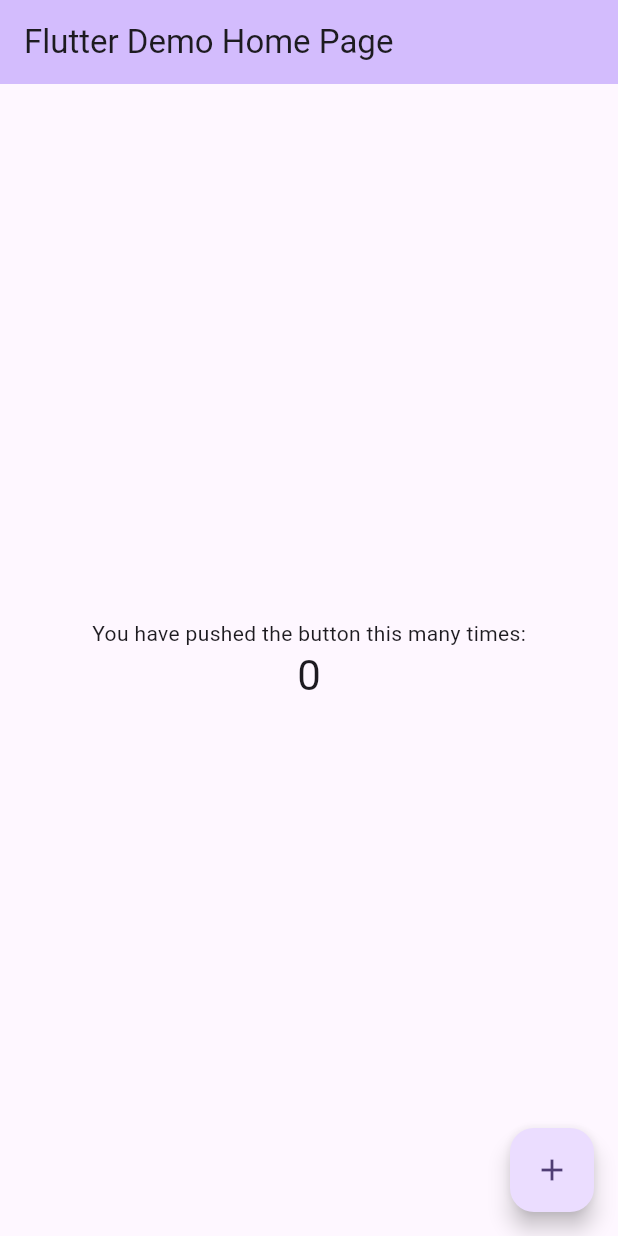
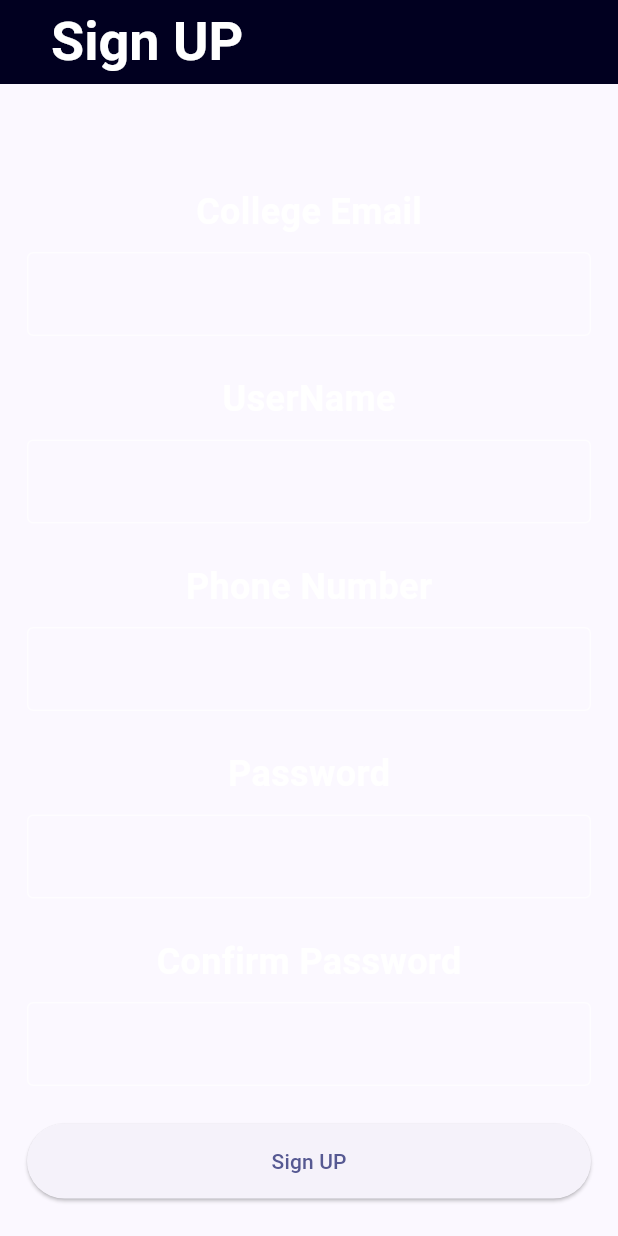
Before and after one commit to Himasnhu-AT/seniorconnect, a Flutter app: the screen it shows after launch, on a phone screen of 412 x 824 dp. Run offline on Flutter 3.47's test engine with Material 2 defaults, Android fonts, the phone set to English and light mode, and no system bars.

Commit message:
to-do task 2 Fixes #1

```diff
--- /dev/null
+++ b/lib/constants/button.dart
@@ -0,0 +1,25 @@
+import 'package:flutter/material.dart';
+
+class CustomButton extends StatelessWidget {
+  final String text;
+  final VoidCallback onTap;
+
+  const CustomButton({
+    Key? key,
+    required this.text,
+    required this.onTap,
+  }) : super(key: key);
+
+  @override
+  Widget build(BuildContext context) {
+    return ElevatedButton(
+      onPressed: onTap,
+      style: ElevatedButton.styleFrom(
+        minimumSize: const Size(double.infinity, 50),
+      ),
+      child: Text(
+        text,
+      ),
+    );
+  }
+}
--- /dev/null
+++ b/lib/constants/text_feild_sign.dart
@@ -0,0 +1,63 @@
+import 'package:flutter/material.dart';
+
+class CustomTextFieldSign extends StatefulWidget {
+  final String hintText;
+
+  const CustomTextFieldSign({
+    Key? key,
+    required this.hintText,
+  }) : super(key: key);
+
+  @override
+  // ignore: library_private_types_in_public_api
+  _CustomTextFieldSignState createState() => _CustomTextFieldSignState();
+}
+
+class _CustomTextFieldSignState extends State<CustomTextFieldSign> {
+  bool _isFocused = false;
+
+  @override
+  Widget build(BuildContext context) {
+    return TextFormField(
+      decoration: InputDecoration(
+        hintText: widget.hintText,
+        border: const OutlineInputBorder(
+          borderSide: BorderSide(
+            color: Colors.white70,
+          ),
+        ),
+        enabledBorder: const OutlineInputBorder(
+          borderSide: BorderSide(
+            color: Colors.white70,
+          ),
+        ),
+        focusedBorder: const OutlineInputBorder(
+          borderSide: BorderSide(
+            color: Colors.white,
+          ),
+        ),
+        floatingLabelBehavior: FloatingLabelBehavior.never,
+        labelText: _isFocused ? widget.hintText : "",
+        labelStyle: const TextStyle(
+          color: Colors.white70,
+        ),
+      ),
+      validator: (val) {
+        if (val == null || val.isEmpty) {
+          return 'Enter your ${widget.hintText}';
+        }
+        return null;
+      },
+      onTap: () {
+        setState(() {
+          _isFocused = true;
+        });
+      },
+      onFieldSubmitted: (value) {
+        setState(() {
+          _isFocused = value.isEmpty;
+        });
+      },
+    );
+  }
+}
--- a/lib/main.dart
+++ b/lib/main.dart
@@ -1,4 +1,5 @@
 import 'package:flutter/material.dart';
+import 'package:seniorconnect/screen/signup/signup.dart';
 
 void main() {
   runApp(const MyApp());
@@ -13,113 +14,14 @@ class MyApp extends StatelessWidget {
     return MaterialApp(
       title: 'Flutter Demo',
       theme: ThemeData(
-        // This is the theme of your application.
-        //
-        // TRY THIS: Try running your application with "flutter run". You'll see
-        // the application has a blue toolbar. Then, without quitting the app,
-        // try changing the seedColor in the colorScheme below to Colors.green
-        // and then invoke "hot reload" (save your changes or press the "hot
-        // reload" button in a Flutter-supported IDE, or press "r" if you used
-        // the command line to start the app).
-        //
-        // Notice that the counter didn't reset back to zero; the application
-        // state is not lost during the reload. To reset the state, use hot
-        // restart instead.
-        //
-        // This works for code too, not just values: Most code changes can be
-        // tested with just a hot reload.
-        colorScheme: ColorScheme.fromSeed(seedColor: Colors.deepPurple),
         useMaterial3: true,
+        colorScheme: ColorScheme.fromSeed(
+          seedColor: const Color.fromARGB(255, 0, 0, 6),
+        ).copyWith(
+          background: const Color.fromARGB(255, 1, 0, 32),
+        ),
       ),
-      home: const MyHomePage(title: 'Flutter Demo Home Page'),
+      home: const SignUpPage(),
     );
   }
 }
-
-class MyHomePage extends StatefulWidget {
-  const MyHomePage({super.key, required this.title});
-
-  // This widget is the home page of your application. It is stateful, meaning
-  // that it has a State object (defined below) that contains fields that affect
-  // how it looks.
-
-  // This class is the configuration for the state. It holds the values (in this
-  // case the title) provided by the parent (in this case the App widget) and
-  // used by the build method of the State. Fields in a Widget subclass are
-  // always marked "final".
-
-  final String title;
-
-  @override
-  State<MyHomePage> createState() => _MyHomePageState();
-}
-
-class _MyHomePageState extends State<MyHomePage> {
-  int _counter = 0;
-
-  void _incrementCounter() {
-    setState(() {
-      // This call to setState tells the Flutter framework that something has
-      // changed in this State, which causes it to rerun the build method below
-      // so that the display can reflect the updated values. If we changed
-      // _counter without calling setState(), then the build method would not be
-      // called again, and so nothing would appear to happen.
-      _counter++;
-    });
-  }
-
-  @override
-  Widget build(BuildContext context) {
-    // This method is rerun every time setState is called, for instance as done
-    // by the _incrementCounter method above.
-    //
-    // The Flutter framework has been optimized to make rerunning build methods
-    // fast, so that you can just rebuild anything that needs updating rather
-    // than having to individually change instances of widgets.
-    return Scaffold(
-      appBar: AppBar(
-        // TRY THIS: Try changing the color here to a specific color (to
-        // Colors.amber, perhaps?) and trigger a hot reload to see the AppBar
-        // change color while the other colors stay the same.
-        backgroundColor: Theme.of(context).colorScheme.inversePrimary,
-        // Here we take the value from the MyHomePage object that was created by
-        // the App.build method, and use it to set our appbar title.
-        title: Text(widget.title),
-      ),
-      body: Center(
-        // Center is a layout widget. It takes a single child and positions it
-        // in the middle of the parent.
-        child: Column(
-          // Column is also a layout widget. It takes a list of children and
-          // arranges them vertically. By default, it sizes itself to fit its
-          // children horizontally, and tries to be as tall as its parent.
-          //
-          // Column has various properties to control how it sizes itself and
-          // how it positions its children. Here we use mainAxisAlignment to
-          // center the children vertically; the main axis here is the vertical
-          // axis because Columns are vertical (the cross axis would be
-          // horizontal).
-          //
-          // TRY THIS: Invoke "debug painting" (choose the "Toggle Debug Paint"
-          // action in the IDE, or press "p" in the console), to see the
-          // wireframe for each widget.
-          mainAxisAlignment: MainAxisAlignment.center,
-          children: <Widget>[
-            const Text(
-              'You have pushed the button this many times:',
-            ),
-            Text(
-              '$_counter',
-              style: Theme.of(context).textTheme.headlineMedium,
-            ),
-          ],
-        ),
-      ),
-      floatingActionButton: FloatingActionButton(
-        onPressed: _incrementCounter,
-        tooltip: 'Increment',
-        child: const Icon(Icons.add),
-      ), // This trailing comma makes auto-formatting nicer for build methods.
-    );
-  }
-}
--- /dev/null
+++ b/lib/screen/login/login.dart
@@ -0,0 +1,92 @@
+import 'package:flutter/material.dart';
+import 'package:seniorconnect/constants/button.dart';
+import 'package:seniorconnect/constants/text_feild_sign.dart';
+
+class Loginpage extends StatelessWidget {
+  const Loginpage({super.key});
+
+  @override
+  Widget build(BuildContext context) {
+    return Scaffold(
+      appBar: AppBar(
+        backgroundColor: const Color.fromARGB(255, 1, 0, 32),
+        title: const Padding(
+          padding: EdgeInsets.all(18.0),
+          child: Text(
+            'Sign IN',
+            style: TextStyle(
+              color: Colors.white,
+              fontSize: 36,
+              fontWeight: FontWeight.w700,
+            ),
+          ),
+        ),
+      ),
+      body: SingleChildScrollView(
+        scrollDirection: Axis.vertical,
+        child: Center(
+          child: Padding(
+            padding: const EdgeInsets.all(18.0),
+            child: Column(
+              mainAxisAlignment: MainAxisAlignment.start,
+              children: [
+                //
+                // start of main UI
+                //
+                const SizedBox(
+                  height: 100,
+                ),
+                //
+                //   username text field
+                //
+                const Text(
+                  'UserName / Email',
+                  style: TextStyle(
+                    fontSize: 24,
+                    fontWeight: FontWeight.w700,
+                    color: Colors.white,
+                  ),
+                ),
+                //
+                const SizedBox(
+                  height: 10,
+                ),
+                //
+                const CustomTextFieldSign(hintText: 'UserName / Email'),
+                //
+                //  password text field
+                //
+                const SizedBox(
+                  height: 50,
+                ),
+                //
+                const Text(
+                  'Password',
+                  style: TextStyle(
+                    fontSize: 24,
+                    fontWeight: FontWeight.w700,
+                    color: Colors.white,
+                  ),
+                ),
+                //
+                const SizedBox(
+                  height: 10,
+                ),
+                //
+                const CustomTextFieldSign(hintText: 'Password'),
+                //
+                const SizedBox(
+                  height: 50,
+                ),
+                //
+                //  login button
+                //
+                CustomButton(text: 'Sign IN', onTap: () {}),
+              ],
+            ),
+          ),
+        ),
+      ),
+    );
+  }
+}
--- /dev/null
+++ b/lib/screen/signup/signup.dart
@@ -0,0 +1,169 @@
+import 'package:flutter/material.dart';
+import 'package:seniorconnect/constants/button.dart';
+import 'package:seniorconnect/constants/text_feild_sign.dart';
+
+import '../login/login.dart';
+
+class SignUpPage extends StatelessWidget {
+  const SignUpPage({super.key});
+
+  @override
+  Widget build(BuildContext context) {
+    return Scaffold(
+      appBar: AppBar(
+        backgroundColor: const Color.fromARGB(255, 1, 0, 32),
+        title: const Padding(
+          padding: EdgeInsets.all(18.0),
+          child: Text(
+            'Sign UP',
+            style: TextStyle(
+              color: Colors.white,
+              fontSize: 36,
+              fontWeight: FontWeight.w700,
+            ),
+          ),
+        ),
+      ),
+      body: SingleChildScrollView(
+        scrollDirection: Axis.vertical,
+        child: Center(
+          child: Padding(
+            padding: const EdgeInsets.all(18.0),
+            child: Column(
+              mainAxisAlignment: MainAxisAlignment.start,
+              children: [
+                //
+                // start of main UI
+                //
+                const SizedBox(
+                  height: 50,
+                ),
+                //
+                //   College Email text field
+                //
+                const Text(
+                  'College Email',
+                  style: TextStyle(
+                    fontSize: 24,
+                    fontWeight: FontWeight.w700,
+                    color: Colors.white,
+                  ),
+                ),
+                //
+                const SizedBox(
+                  height: 10,
+                ),
+                //
+                const CustomTextFieldSign(hintText: 'College Email'),
+                //
+                const SizedBox(
+                  height: 25,
+                ),
+                //
+                //   username text field
+                //
+                const Text(
+                  'UserName',
+                  style: TextStyle(
+                    fontSize: 24,
+                    fontWeight: FontWeight.w700,
+                    color: Colors.white,
+                  ),
+                ),
+                //
+                const SizedBox(
+                  height: 10,
+                ),
+                //
+                const CustomTextFieldSign(hintText: 'UserName'),
+                //
+                const SizedBox(
+                  height: 25,
+                ),
+                //
+                //   Phone Number text field
+                //
+                const Text(
+                  'Phone Number',
+                  style: TextStyle(
+                    fontSize: 24,
+                    fontWeight: FontWeight.w700,
+                    color: Colors.white,
+                  ),
+                ),
+                //
+                const SizedBox(
+                  height: 10,
+                ),
+                //
+                const CustomTextFieldSign(hintText: 'Phone Number'),
+
+                //
+                //  password text field
+                //
+                const SizedBox(
+                  height: 25,
+                ),
+                //
+                const Text(
+                  'Password',
+                  style: TextStyle(
+                    fontSize: 24,
+                    fontWeight: FontWeight.w700,
+                    color: Colors.white,
+                  ),
+                ),
+                //
+                const SizedBox(
+                  height: 10,
+                ),
+                //
+                const CustomTextFieldSign(hintText: 'Password'),
+
+                //
+                //  Confirm password text field
+                //
+                const SizedBox(
+                  height: 25,
+                ),
+                //
+                const Text(
+                  'Confirm Password',
+                  style: TextStyle(
+                    fontSize: 24,
+                    fontWeight: FontWeight.w700,
+                    color: Colors.white,
+                  ),
+                ),
+                //
+                const SizedBox(
+                  height: 10,
+                ),
+                //
+                const CustomTextFieldSign(hintText: 'Confirm Password'),
+                //
+                const SizedBox(
+                  height: 25,
+                ),
+                //
+                //  login button
+                //
+                CustomButton(
+                  text: 'Sign UP',
+                  onTap: () {
+                    Navigator.pushReplacement(
+                      context,
+                      MaterialPageRoute(
+                        builder: (context) => const Loginpage(),
+                      ),
+                    );
+                  },
+                ),
+              ],
+            ),
+          ),
+        ),
+      ),
+    );
+  }
+}
```
